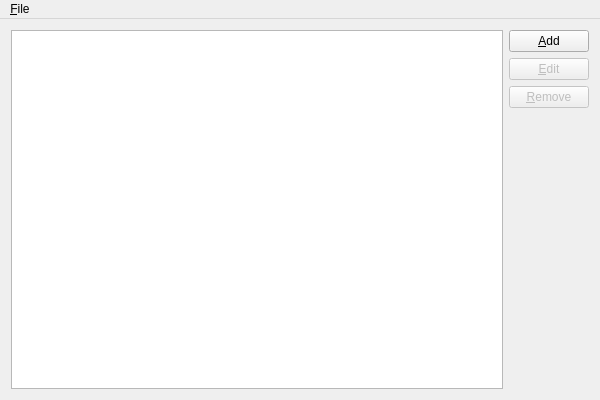
The window that source/mainwindow.ui (martin-kudlicka/cpu-limiter) describes before a commit, drawn with Qt 5.
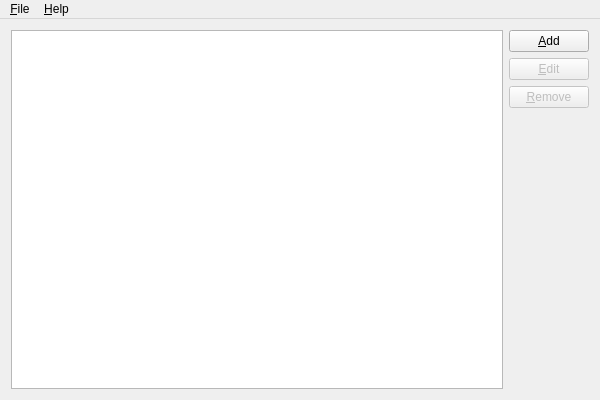
The same window after the commit.

Commit message: - root decorated + about box

Diff of the .ui file:
```diff
--- a/source/mainwindow.ui
+++ b/source/mainwindow.ui
@@ -86,7 +86,14 @@
     </property>
     <addaction name="actionE_xit"/>
    </widget>
+   <widget class="QMenu" name="menu_Help">
+    <property name="title">
+     <string>&amp;Help</string>
+    </property>
+    <addaction name="actionAbout"/>
+   </widget>
    <addaction name="menu_File"/>
+   <addaction name="menu_Help"/>
   </widget>
   <action name="actionE_xit">
    <property name="text">
```
Left out of the diff: 8 changed lines with no effect on the pictures. The commit also changes 2 other files.
